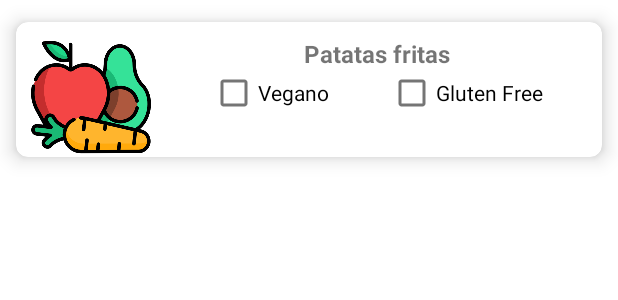
After one commit to HugoFdezVega/ProyectoFinal, an Android app: the layout card_ingrediente.xml on its own in the app's theme, with its tools: preview values and no code run, on a phone screen of 412 x 824 dp. The commit adds this screen. Shown: the top 300 px of the screen. Run offline under Robolectric (Android 15) with nearby library versions, the phone set to English and light mode, and no system bars.

Commit message:
20/04/23
- Creamos los adapters y viewHolders para ingredientes y pasos
- Terminamos de crear los cards que nos faltaban
- Creamos los métodos de los adapters y completamos los responseLauncher de la activityAddComida

```diff
--- a/app/src/main/java/com/example/proyectofinal/model/Ingrediente.kt
+++ b/app/src/main/java/com/example/proyectofinal/model/Ingrediente.kt
@@ -4,7 +4,9 @@ class Ingrediente(
     var nombre: String?=null,
     var cantidad: Double?=0.0,
     var unidad: String?=null,
-    var imagen: String?= null
+    var imagen: String?= null,
+    var vegano: Boolean?=null,
+    var glutenFree: Boolean?=null
 ):java.io.Serializable {
 
     //Métodos equals y hashcode sobreescritos para que detecten como iguales dos
@@ -21,7 +23,7 @@ class Ingrediente(
     }
 
     //Constructor copia para evitar problemas de aliasing
-    constructor(ingrediente: Ingrediente) : this(ingrediente.nombre, ingrediente.cantidad, ingrediente.unidad, ingrediente.imagen)
+    constructor(ingrediente: Ingrediente) : this(ingrediente.nombre, ingrediente.cantidad, ingrediente.unidad, ingrediente.imagen, ingrediente.vegano, ingrediente.glutenFree)
 
 
 }
--- /dev/null
+++ b/app/src/main/res/layout/card_ingrediente.xml
@@ -0,0 +1,101 @@
+<?xml version="1.0" encoding="utf-8"?>
+<androidx.cardview.widget.CardView xmlns:android="http://schemas.android.com/apk/res/android"
+    xmlns:app="http://schemas.android.com/apk/res-auto"
+    xmlns:tools="http://schemas.android.com/tools"
+    android:layout_width="match_parent"
+    android:layout_height="wrap_content"
+    app:cardCornerRadius="8dp"
+    app:cardElevation="8dp"
+    app:cardUseCompatPadding="true">
+
+    <androidx.constraintlayout.widget.ConstraintLayout
+        android:layout_width="match_parent"
+        android:layout_height="wrap_content">
+
+        <ImageView
+            android:id="@+id/ivIngredienteAdd"
+            android:layout_width="80dp"
+            android:layout_height="80dp"
+            android:layout_marginVertical="10dp"
+            android:layout_marginStart="10dp"
+            android:layout_marginTop="10dp"
+            app:layout_constraintStart_toStartOf="parent"
+            app:layout_constraintTop_toTopOf="parent"
+            app:srcCompat="@drawable/ingrediente" />
+
+        <TextView
+            android:id="@+id/tvNombreIngredienteAdd"
+            android:layout_width="wrap_content"
+            android:layout_height="wrap_content"
+            android:layout_marginTop="10dp"
+            android:text="Patatas fritas"
+            android:textSize="16sp"
+            android:textStyle="bold"
+            app:layout_constraintEnd_toEndOf="parent"
+            app:layout_constraintHorizontal_bias="0.5"
+            app:layout_constraintStart_toEndOf="@+id/ivIngredienteAdd"
+            app:layout_constraintTop_toTopOf="parent" />
+
+        <EditText
+            android:id="@+id/etCantidadIngredienteAdd"
+            android:layout_width="85dp"
+            android:layout_height="39dp"
+            android:ems="10"
+            android:hint="Cantidad"
+            android:inputType="numberSigned"
+            android:visibility="gone"
+            app:layout_constraintTop_toBottomOf="@+id/cbVeganAdd"
+            tools:layout_editor_absoluteX="153dp" />
+
+        <TextView
+            android:id="@+id/tvUnidadIngredienteAdd"
+            android:layout_width="wrap_content"
+            android:layout_height="wrap_content"
+            android:layout_marginStart="5dp"
+            android:text="Cucharadas"
+            android:textSize="16sp"
+            android:visibility="gone"
+            app:layout_constraintBottom_toBottomOf="@+id/etCantidadIngredienteAdd"
+            app:layout_constraintStart_toEndOf="@+id/etCantidadIngredienteAdd"
+            app:layout_constraintTop_toTopOf="@+id/etCantidadIngredienteAdd"
+            app:layout_constraintVertical_bias="0.411" />
+
+        <CheckBox
+            android:id="@+id/cbVeganAdd"
+            android:layout_width="wrap_content"
+            android:layout_height="30dp"
+            android:editable="false"
+            android:text="Vegano"
+            android:visibility="visible"
+            app:layout_constraintEnd_toStartOf="@+id/cbGlutenFreeAdd"
+            app:layout_constraintHorizontal_bias="0.5"
+            app:layout_constraintStart_toEndOf="@+id/ivIngredienteAdd"
+            app:layout_constraintTop_toBottomOf="@+id/tvNombreIngredienteAdd" />
+
+        <CheckBox
+            android:id="@+id/cbGlutenFreeAdd"
+            android:layout_width="wrap_content"
+            android:layout_height="30dp"
+            android:editable="false"
+            android:text="Gluten Free"
+            android:visibility="visible"
+            app:layout_constraintBottom_toBottomOf="@+id/cbVeganAdd"
+            app:layout_constraintEnd_toEndOf="parent"
+            app:layout_constraintHorizontal_bias="0.5"
+            app:layout_constraintStart_toEndOf="@+id/cbVeganAdd"
+            app:layout_constraintTop_toTopOf="@+id/cbVeganAdd" />
+
+        <Button
+            android:id="@+id/btSuprimirIngredienteAdd"
+            android:layout_width="wrap_content"
+            android:layout_height="40dp"
+            android:backgroundTint="@color/design_default_color_error"
+            android:paddingBottom="4dp"
+            android:text="Suprimir"
+            android:visibility="gone"
+            app:layout_constraintEnd_toEndOf="parent"
+            app:layout_constraintHorizontal_bias="0.5"
+            app:layout_constraintStart_toStartOf="parent"
+            app:layout_constraintTop_toBottomOf="@+id/etCantidadIngredienteAdd" />
+    </androidx.constraintlayout.widget.ConstraintLayout>
+</androidx.cardview.widget.CardView>
```
Also changed, not shown: app/src/main/java/com/example/proyectofinal/model/Comida.kt (+20 -1 lines), app/src/main/java/com/example/proyectofinal/model/adapters/ListaIngredientesAdapter.kt (added, +25 -0 lines), app/src/main/java/com/example/proyectofinal/model/adapters/ListaIngredientesViewHolder.kt (added, +36 -0 lines), app/src/main/java/com/example/proyectofinal/view/AddComidaActivity.kt (+43 -5 lines), app/src/main/res/layout/card_comida_lista.xml (added, +77 -0 lines).
